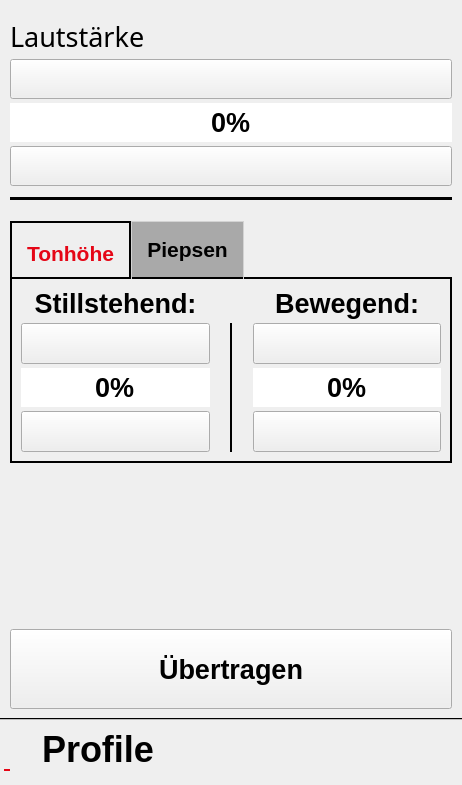
Before: the Qt Designer form klingelballui.ui in Sammasas/Klingelball-App, drawn with Qt 5.
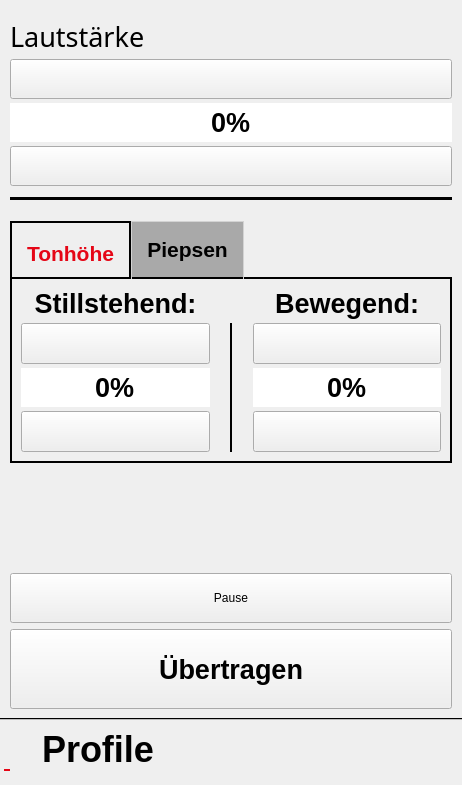
After: the same form once the commit is applied. Icons and pictures are not drawn.

Commit message:
Pause Button implementation
New Pause button to quickly turn off the ball

```diff
--- a/klingelballui.ui
+++ b/klingelballui.ui
@@ -151,7 +151,7 @@
        <attribute name="title">
         <string/>
        </attribute>
-       <layout class="QVBoxLayout" name="verticalLayout_3" stretch="0,0,0,0,0">
+       <layout class="QVBoxLayout" name="verticalLayout_3" stretch="0,0,0,0,0,0">
         <property name="sizeConstraint">
          <enum>QLayout::SetNoConstraint</enum>
         </property>
@@ -1136,6 +1136,22 @@
           </property>
          </spacer>
         </item>
+        <item>
+         <widget class="QPushButton" name="pause_button">
+          <property name="minimumSize">
+           <size>
+            <width>0</width>
+            <height>50</height>
+           </size>
+          </property>
+          <property name="accessibleName">
+           <string>Pause taste</string>
+          </property>
+          <property name="text">
+           <string>Pause</string>
+          </property>
+         </widget>
+        </item>
         <item>
          <widget class="QPushButton" name="uebertragen_button">
           <property name="sizePolicy">
```
Left out of the diff: 35 changed lines with no effect on the pictures. The commit also changes 5 other files.
